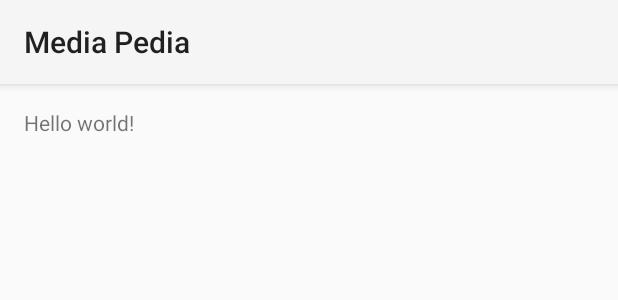
After one commit to lowdev/mediaandco, an Android app: the layout activity_media.xml on its own in the app's theme, with its tools: preview values and no code run, on a phone screen of 412 x 824 dp. The commit adds this screen. Shown: the top 300 px of the screen. Run offline under Robolectric (Android 15) with nearby library versions, the phone set to English and light mode, and no system bars.

Commit message:
Add new activity.

```diff
--- a/app/src/main/AndroidManifest.xml
+++ b/app/src/main/AndroidManifest.xml
@@ -16,6 +16,10 @@
                 <category android:name="android.intent.category.LAUNCHER" />
             </intent-filter>
         </activity>
+        <activity
+            android:name=".MediaActivity"
+            android:label="@string/title_activity_media" >
+        </activity>
     </application>
 
 </manifest>
--- /dev/null
+++ b/app/src/main/res/layout/activity_media.xml
@@ -0,0 +1,12 @@
+<RelativeLayout xmlns:android="http://schemas.android.com/apk/res/android"
+    xmlns:tools="http://schemas.android.com/tools" android:layout_width="match_parent"
+    android:layout_height="match_parent" android:paddingLeft="@dimen/activity_horizontal_margin"
+    android:paddingRight="@dimen/activity_horizontal_margin"
+    android:paddingTop="@dimen/activity_vertical_margin"
+    android:paddingBottom="@dimen/activity_vertical_margin"
+    tools:context="eu.entropy.mediapedia.MediaActivity">
+
+    <TextView android:text="@string/hello_world" android:layout_width="wrap_content"
+        android:layout_height="wrap_content" />
+
+</RelativeLayout>
--- /dev/null
+++ b/app/src/main/res/menu/menu_media.xml
@@ -0,0 +1,6 @@
+<menu xmlns:android="http://schemas.android.com/apk/res/android"
+    xmlns:tools="http://schemas.android.com/tools"
+    tools:context="eu.entropy.mediapedia.MediaActivity">
+    <item android:id="@+id/action_settings" android:title="@string/action_settings"
+        android:orderInCategory="100" android:showAsAction="never" />
+</menu>
--- a/app/src/main/res/values/strings.xml
+++ b/app/src/main/res/values/strings.xml
@@ -11,4 +11,7 @@
     <string name="action_example">Example action</string>
 
     <string name="action_settings">Settings</string>
+    <string name="title_activity_media">MediaActivity</string>
+
+    <string name="hello_world">Hello world!</string>
 </resources>
```
Also changed, not shown: app/src/main/java/eu/entropy/mediapedia/MainActivity.java (+21 -5 lines), app/src/main/java/eu/entropy/mediapedia/Media.java (added, +17 -0 lines), app/src/main/java/eu/entropy/mediapedia/MediaActivity.java (added, +38 -0 lines), app/src/main/java/eu/entropy/mediapedia/MediaLogoAdapter.java (+5 -5 lines), app/src/main/java/eu/entropy/mediapedia/MediaRepository.java (added, +17 -0 lines).
